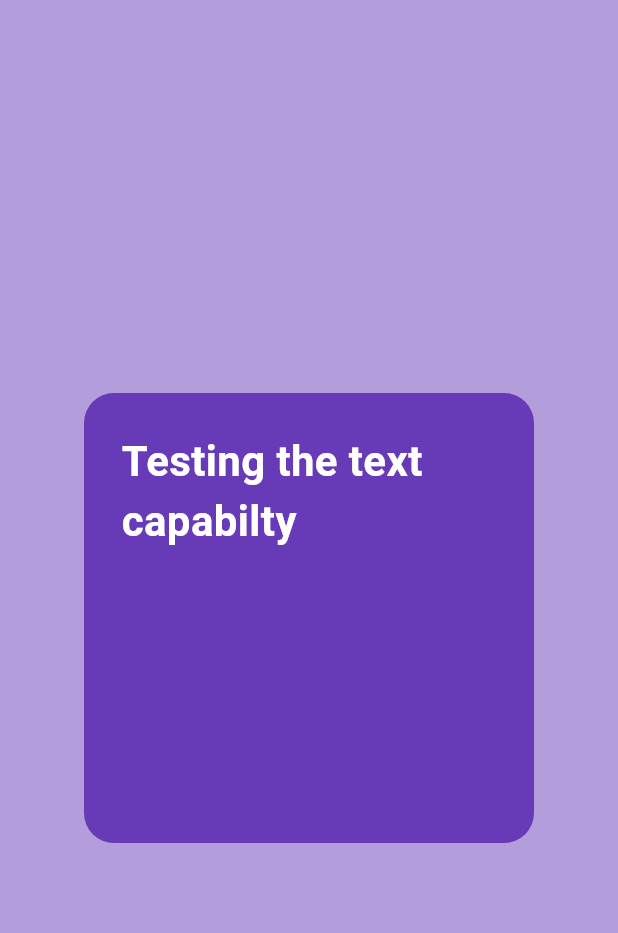
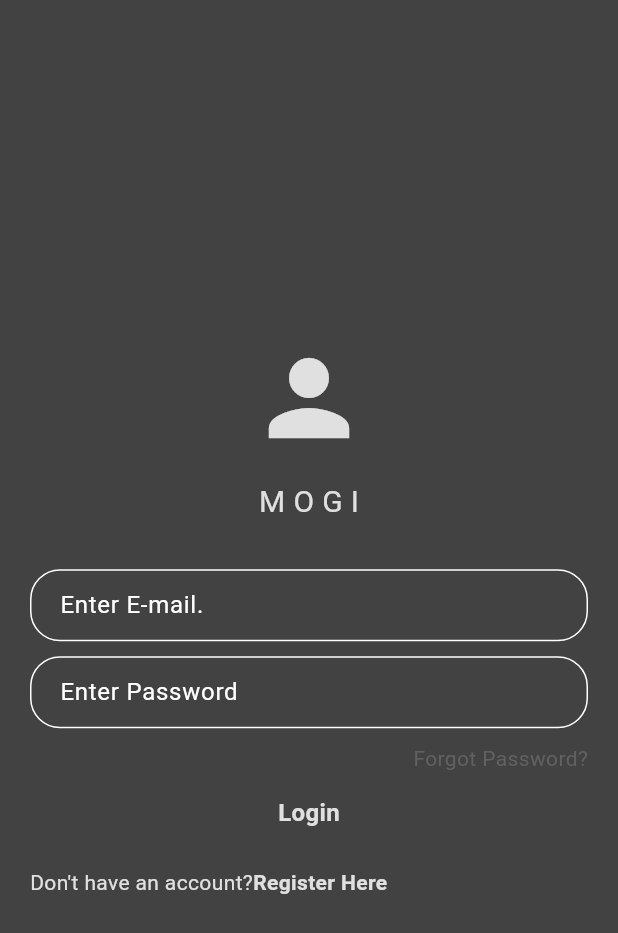
Before and after one commit to teiscen/Guardian, a Flutter app: the screen it shows after launch, on a phone screen of 412 x 824 dp. Shown: the top 933 px of the screen. Run offline on Flutter 3.47's test engine with Material 3 defaults, Android fonts, the phone set to English and light mode, and no system bars; our stand-ins replace firebase_auth, firebase_core; accounts and stored records are empty.

Commit message:
Added logging in and our

```diff
--- /dev/null
+++ b/lib/auth/auth.dart
@@ -0,0 +1,25 @@
+import 'package:firebase_auth/firebase_auth.dart';
+import 'package:firebase_core/firebase_core.dart';
+import 'package:flutter/material.dart';
+import 'package:guardian/auth/login_or_register.dart';
+import '../pages/home_page.dart';
+
+class AuthPage extends StatelessWidget {
+  const AuthPage({super.key});
+
+  @override
+  Widget build(BuildContext context) {
+    return Scaffold(
+      body: StreamBuilder(
+        stream: FirebaseAuth.instance.authStateChanges(),
+        builder: (context, snapshot){
+          if (snapshot.hasData) {
+            return const HomePage();
+          } else {
+            return const LoginOrRegister();
+          }
+        }
+        ),
+    );
+  }
+}
--- /dev/null
+++ b/lib/auth/login_or_register.dart
@@ -0,0 +1,31 @@
+import 'package:flutter/material.dart';
+import 'package:guardian/pages/login_page.dart';
+import 'package:guardian/pages/register_page.dart';
+
+class LoginOrRegister extends StatefulWidget {
+  const LoginOrRegister({super.key});
+
+  @override
+  State<LoginOrRegister> createState() => _LoginOrRegisterState();
+}
+
+class _LoginOrRegisterState extends State<LoginOrRegister> {
+  //initially show login toggle to display
+
+  bool showLoginPage = true;
+
+  void togglePages(){
+    setState(() {
+      showLoginPage = !showLoginPage;
+    });
+  }
+
+  @override
+  Widget build(BuildContext context) {
+    if(showLoginPage){
+      return LoginPage(onTap: togglePages);
+    } else {
+      return RegisterPage(onTap: togglePages);
+    }
+  }
+}
--- /dev/null
+++ b/lib/components/my_button.dart
@@ -0,0 +1,35 @@
+import 'package:flutter/material.dart';
+
+class MyButton extends StatelessWidget {
+  final String text;
+  final void Function()? onTap;
+
+  const MyButton({
+    super.key,
+    required this.text,
+    required this.onTap,
+  });
+
+  @override
+  Widget build(BuildContext context) {
+    return GestureDetector(
+      onTap: onTap,
+      child: Container(
+        decoration: BoxDecoration(
+          color: Theme.of(context).colorScheme.primary,
+          borderRadius: BorderRadius.circular(12),
+        ),
+        padding: const EdgeInsets.all(15),
+        child: Center(
+          child: Text(
+            text,
+            style: const TextStyle(
+              fontWeight: FontWeight.bold,
+              fontSize: 16
+            ),
+          ),
+        ),
+      ),
+    );
+  }
+}
--- /dev/null
+++ b/lib/components/my_textfield.dart
@@ -0,0 +1,30 @@
+import 'package:flutter/material.dart';
+
+class MyTextfield extends StatelessWidget {
+  final String hintText;
+  final bool obscureText;
+  final TextEditingController controller;
+
+  const MyTextfield({
+    super.key,
+    required this.hintText,
+    required this.obscureText,
+    required this.controller,
+  });
+
+  @override
+  Widget build(BuildContext context){
+    return TextField(
+      controller: controller,
+      obscureText: obscureText,
+      decoration: InputDecoration(
+        hintText: hintText,
+        border: OutlineInputBorder(
+          borderRadius: BorderRadius.circular(20.0),
+        ),
+        contentPadding: const EdgeInsets.symmetric(horizontal: 16.0),
+      ),
+    );
+  }
+
+}
--- a/lib/main.dart
+++ b/lib/main.dart
@@ -1,171 +1,34 @@
 import 'package:flutter/material.dart';
+import 'package:firebase_core/firebase_core.dart';
+import 'package:guardian/auth/auth.dart';
+import 'package:guardian/auth/login_or_register.dart';
+import 'package:guardian/firebase_options.dart';
+import 'package:guardian/theme/dark_mode.dart';
+import 'package:guardian/theme/light_mode.dart';
 
-/*
-List instead of array
-*/
+import 'pages/login_page.dart';
+import 'pages/register_page.dart';
 
-void main() {
-  runApp(const NewMyApp());
+
+void main() async {
+//   runApp(const HomePage());
+	WidgetsFlutterBinding.ensureInitialized();
+	await Firebase.initializeApp(options: DefaultFirebaseOptions.currentPlatform);
+
+	runApp(const MyApp());
 }
 
-class NewMyApp extends StatelessWidget {
-	const NewMyApp({super.key});
+class MyApp extends StatelessWidget {
+	const MyApp({super.key});
 
 	@override
 	Widget build(BuildContext context) {
-		return MaterialApp(
+    	return MaterialApp(
 			debugShowCheckedModeBanner: false,
-			home: Scaffold(
-				backgroundColor: Colors.deepPurple[200],
-				body: Center(
-					child: Container(
-						height: 300,
-						width: 300,
-						decoration: BoxDecoration(
-							color: Colors.deepPurple,
-							borderRadius: BorderRadius.circular(20)
-						),
-						padding: EdgeInsets.all(25),
-						child: Text(
-							"Testing the text capabilty",
-							style: TextStyle(
-								color: Colors.white,
-								fontSize: 28,
-								fontWeight: FontWeight.bold,
-							)
-						),
-						child: Icon(
-							Icons.favorite,
-							color: Colors.white,
-							size: 64,
-						),
-					),
-				),
-			),
+      home: const AuthPage(),
+      theme: darkMode
+      // theme: lightMode,
+      // darkTheme: darkMode,
 		);
-	}
+  	}
 }
-
-
-
-
-
-/* Default
-
-class MyApp extends StatelessWidget {
-  const MyApp({super.key});
-
-  // This widget is the root of your application.
-  @override
-  Widget build(BuildContext context) {
-    return MaterialApp(
-      title: 'Flutter Demo',
-      theme: ThemeData(
-        // This is the theme of your application.
-        //
-        // TRY THIS: Try running your application with "flutter run". You'll see
-        // the application has a purple toolbar. Then, without quitting the app,
-        // try changing the seedColor in the colorScheme below to Colors.green
-        // and then invoke "hot reload" (save your changes or press the "hot
-        // reload" button in a Flutter-supported IDE, or press "r" if you used
-        // the command line to start the app).
-        //
-        // Notice that the counter didn't reset back to zero; the application
-        // state is not lost during the reload. To reset the state, use hot
-        // restart instead.
-        //
-        // This works for code too, not just values: Most code changes can be
-        // tested with just a hot reload.
-        colorScheme: ColorScheme.fromSeed(seedColor: Colors.deepPurple),
-      ),
-      home: const MyHomePage(title: 'Flutter Demo Home Page'),
-    );
-  }
-}
-
-class MyHomePage extends StatefulWidget {
-  const MyHomePage({super.key, required this.title});
-
-  // This widget is the home page of your application. It is stateful, meaning
-  // that it has a State object (defined below) that contains fields that affect
-  // how it looks.
-
-  // This class is the configuration for the state. It holds the values (in this
-  // case the title) provided by the parent (in this case the App widget) and
-  // used by the build method of the State. Fields in a Widget subclass are
-  // always marked "final".
-
-  final String title;
-
-  @override
-  State<MyHomePage> createState() => _MyHomePageState();
-}
-
-class _MyHomePageState extends State<MyHomePage> {
-  int _counter = 0;
-
-  void _incrementCounter() {
-    setState(() {
-      // This call to setState tells the Flutter framework that something has
-      // changed in this State, which causes it to rerun the build method below
-      // so that the display can reflect the updated values. If we changed
-      // _counter without calling setState(), then the build method would not be
-      // called again, and so nothing would appear to happen.
-      _counter++;
-    });
-  }
-
-  @override
-  Widget build(BuildContext context) {
-    // This method is rerun every time setState is called, for instance as done
-    // by the _incrementCounter method above.
-    //
-    // The Flutter framework has been optimized to make rerunning build methods
-    // fast, so that you can just rebuild anything that needs updating rather
-    // than having to individually change instances of widgets.
-    return Scaffold(
-      appBar: AppBar(
-        // TRY THIS: Try changing the color here to a specific color (to
-        // Colors.amber, perhaps?) and trigger a hot reload to see the AppBar
-        // change color while the other colors stay the same.
-        backgroundColor: Theme.of(context).colorScheme.inversePrimary,
-        // Here we take the value from the MyHomePage object that was created by
-        // the App.build method, and use it to set our appbar title.
-        title: Text(widget.title),
-      ),
-      body: Center(
-        // Center is a layout widget. It takes a single child and positions it
-        // in the middle of the parent.
-        child: Column(
-          // Column is also a layout widget. It takes a list of children and
-          // arranges them vertically. By default, it sizes itself to fit its
-          // children horizontally, and tries to be as tall as its parent.
-          //
-          // Column has various properties to control how it sizes itself and
-          // how it positions its children. Here we use mainAxisAlignment to
-          // center the children vertically; the main axis here is the vertical
-          // axis because Columns are vertical (the cross axis would be
-          // horizontal).
-          //
-          // TRY THIS: Invoke "debug painting" (choose the "Toggle Debug Paint"
-          // action in the IDE, or press "p" in the console), to see the
-          // wireframe for each widget.
-          mainAxisAlignment: MainAxisAlignment.center,
-          children: <Widget>[
-            const Text('You have pushed the button this many times:'),
-            Text(
-              '$_counter',
-              style: Theme.of(context).textTheme.headlineMedium,
-            ),
-          ],
-        ),
-      ),
-      floatingActionButton: FloatingActionButton(
-        onPressed: _incrementCounter,
-        tooltip: 'Increment',
-        child: const Icon(Icons.add),
-      ), // This trailing comma makes auto-formatting nicer for build methods.
-    );
-  }
-}
-*/
--- /dev/null
+++ b/lib/pages/login_page.dart
@@ -0,0 +1,118 @@
+import 'package:firebase_auth/firebase_auth.dart';
+import 'package:flutter/material.dart';
+import 'package:guardian/components/my_button.dart';
+import 'package:guardian/components/my_textfield.dart';
+import 'package:guardian/helper/helper_function.dart';
+
+
+class LoginPage extends StatefulWidget {
+  final void Function()? onTap;
+
+ 	LoginPage({super.key, required this.onTap});
+
+  @override
+  State<LoginPage> createState() => _LoginPageState();
+}
+
+class _LoginPageState extends State<LoginPage> {
+  TextEditingController emailController    = TextEditingController();
+
+  TextEditingController passwordController = TextEditingController();
+
+  void login() async {
+    showDialog(
+      context: context,
+      builder: (context) => const Center(
+        child: CircularProgressIndicator(),
+      ),
+    );
+    try {
+      await FirebaseAuth.instance.signInWithEmailAndPassword(
+        email: emailController.text,
+        password: passwordController.text,
+      );
+
+      if (context.mounted) Navigator.pop(context);
+
+    } on FirebaseAuthException catch (e) {
+      Navigator.pop(context);
+
+      displayMessageToUser(e.code, context);
+    }
+  }
+
+	@override
+  	Widget build(BuildContext context) {
+    	return Scaffold(
+        backgroundColor: Theme.of(context).colorScheme.primary,
+        body: Center(
+          child: Padding(
+            padding: const EdgeInsets.all(20.0),
+            child: Column(
+              mainAxisAlignment: MainAxisAlignment.center,
+              children: [
+                Icon(
+                  Icons.person,
+                  size: 80,
+                  color: Theme.of(context).colorScheme.inversePrimary,
+                ),
+                const SizedBox(height: 15),
+                const Text(
+                  "M O G I",
+                  style: TextStyle(fontSize: 20),
+                ),
+                const SizedBox(height: 30),
+                MyTextfield(
+                  hintText: 'Enter E-mail.',
+                  obscureText: false,
+                  controller: emailController
+                ),
+                const SizedBox(height: 10),
+                MyTextfield(
+                  hintText: 'Enter Password',
+                  obscureText: true,
+                  controller: passwordController
+                ),
+                const SizedBox(height: 10),
+                Row(
+                  mainAxisAlignment: MainAxisAlignment.end,
+                  children: [
+                    Text(
+                      "Forgot Password?",
+                      style: TextStyle(
+                        color: Theme.of(context).colorScheme.secondary
+                      ),
+                    )
+                  ]
+                ),
+                MyButton(
+                  text: 'Login',
+                  onTap: login
+                ),
+                const SizedBox(height: 10),
+                Row(
+                  children: [
+                    Text(
+                      "Don't have an account?",
+                      style: TextStyle(
+                        color: Theme.of(context).colorScheme.inversePrimary
+                      )
+                    ),
+                    GestureDetector(
+                      onTap: widget.onTap,
+                      child: const Text(
+                        "Register Here",
+                        style: TextStyle(
+                          fontWeight: FontWeight.bold,
+                        ),
+                      )
+                    )
+                  ],
+                )
+
+              ]),
+          ),
+        )
+      );
+  	}
+}
--- /dev/null
+++ b/lib/theme/dark_mode.dart
@@ -0,0 +1,15 @@
+import 'package:flutter/material.dart';
+
+ThemeData darkMode = ThemeData(
+	brightness: Brightness.dark,
+	colorScheme: ColorScheme.dark(
+		surface: Colors.grey.shade900,
+		primary: Colors.grey.shade800,
+		secondary: Colors.grey.shade700,
+		inversePrimary: Colors.grey.shade300,
+	),
+	textTheme: ThemeData.light().textTheme.apply(
+		bodyColor: Colors.grey.shade300,
+		displayColor: Colors.white,
+	),
+);
--- /dev/null
+++ b/lib/theme/light_mode.dart
@@ -0,0 +1,15 @@
+import 'package:flutter/material.dart';
+
+ThemeData lightMode = ThemeData(
+	brightness: Brightness.light,
+	colorScheme: ColorScheme.light(
+		surface: Colors.grey.shade300,
+		primary: Colors.grey.shade200,
+		secondary: Colors.grey.shade400,
+		inversePrimary: Colors.grey.shade800,
+	),
+	textTheme: ThemeData.light().textTheme.apply(
+		bodyColor: Colors.grey.shade800,
+		displayColor: Colors.black,
+	),
+);
--- a/pubspec.yaml
+++ b/pubspec.yaml
@@ -34,6 +34,8 @@ dependencies:
   # The following adds the Cupertino Icons font to your application.
   # Use with the CupertinoIcons class for iOS style icons.
   cupertino_icons: ^1.0.8
+  firebase_auth: ^5.5.2
+  firebase_core: ^3.13.0
 
 dev_dependencies:
   flutter_test:
```
Also changed, not shown: lib/helper/helper_function.dart (added, +10 -0 lines), lib/pages/home_page.dart (added, +27 -0 lines), lib/pages/register_page.dart (added, +141 -0 lines), firebase.json (added), lib/firebase_options.dart (added), pubspec.lock, 6 other files.
